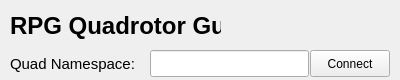
Old version of the form gui/rqt_quad_gui/resource/quad_name_widget.ui in the repository uzh-rpg/rpg_quadrotor_control.
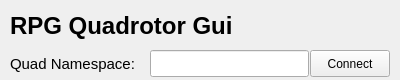
New version of the form.

Commit message: fixed field size in ui file

Diff of the .ui file:
```diff
--- a/gui/rqt_quad_gui/resource/quad_name_widget.ui
+++ b/gui/rqt_quad_gui/resource/quad_name_widget.ui
@@ -30,7 +30,7 @@
     <rect>
      <x>10</x>
      <y>10</y>
-     <width>211</width>
+     <width>291</width>
      <height>31</height>
     </rect>
    </property>
```
